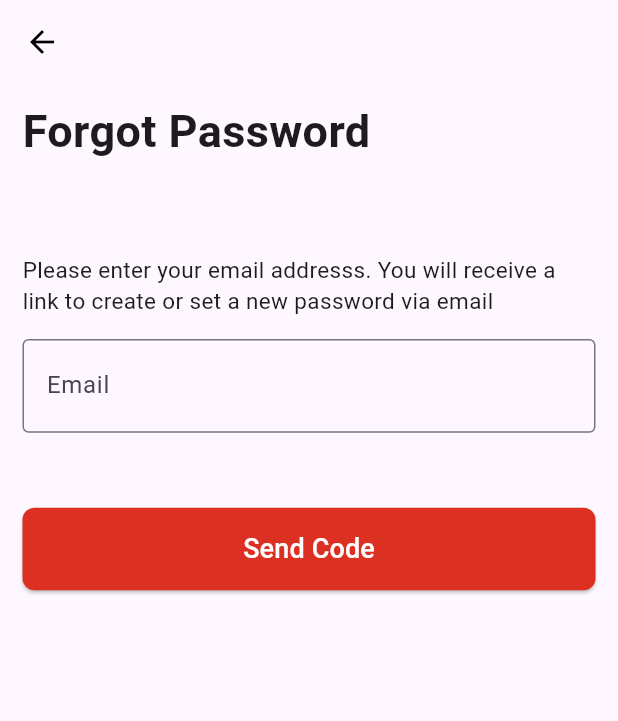
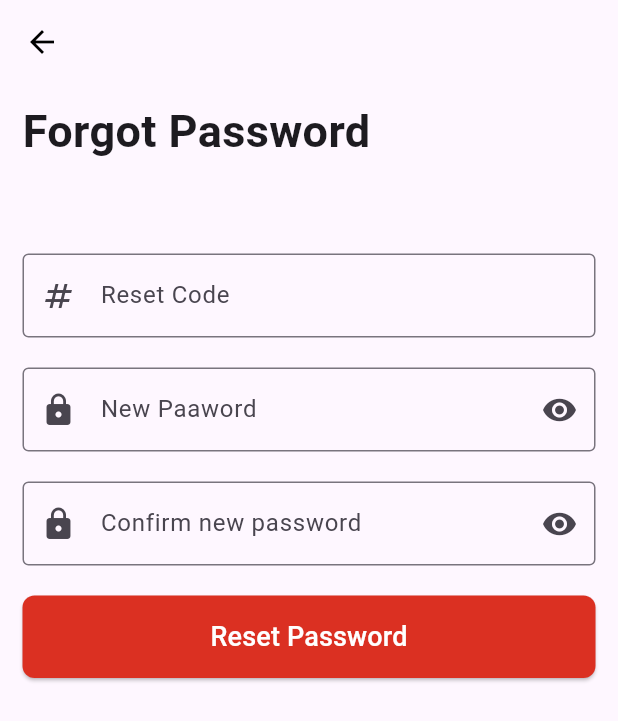
Before and after one commit to shallom-dot/ECommerce-App, a Flutter app: the RecoveryScreen screen opened directly, on a phone screen of 412 x 824 dp. Shown: the top 721 px of the screen. Run offline on Flutter 3.47's test engine with Material 3 defaults, Android fonts, the phone set to English and light mode, and no system bars; our stand-ins replace introduction_screen.

Commit message:
recovery screen

```diff
--- a/lib/screens/recovery_screen.dart
+++ b/lib/screens/recovery_screen.dart
@@ -9,10 +9,6 @@ class RecoveryScreen extends StatefulWidget {
 }
 
 class _ForgotPasswordScreenState extends State<RecoveryScreen> {
-
-  bool clrButton = false;
-
-  TextEditingController  emailController = TextEditingController();
 
   @override
   Widget build(BuildContext context) {
@@ -35,33 +31,36 @@ class _ForgotPasswordScreenState extends State<RecoveryScreen> {
                 fontWeight: FontWeight.bold,
               ),),
               const SizedBox(height: 60),
-               const Text('Please enter your email addresss. You will receive a link to create or set a new password via email' ,
-              style: TextStyle(
-                fontSize: 15,
-              ),),
-              const SizedBox(height: 15,),
               TextFormField(
-                 controller : emailController,
-                onChanged: (value) {
-                  if (value != "") {
-                    setState(() {
-                      clrButton = true;
-                    });
-                  }
-                },
-                 decoration: InputDecoration(
-                          labelText: 'Email',
+                 decoration: const InputDecoration(
+                          labelText: 'Reset Code',
                           border:  OutlineInputBorder(),
-                          suffix: InkWell(
-                            onTap: () {
-                              setState(() {
-                             emailController.clear();                              });
-                            },
-                            child: const Icon(Icons.cancel,
-                            color: Color(0xFFDB3022),))
+                            prefixIcon: Icon(Icons.numbers),
                         ),
                       ),
-                  const SizedBox(height: 50,),
+
+  const SizedBox(height: 20,),
+              TextFormField(
+                 decoration: const InputDecoration(
+                          labelText: 'New Paaword',
+                          border:  OutlineInputBorder(),
+                          prefixIcon: Icon(Icons.lock),
+                        suffixIcon: Icon(Icons.remove_red_eye),
+                        ),
+                      ),
+
+                        const SizedBox(height: 20,),
+              TextFormField(
+                 decoration: const InputDecoration(
+                          labelText: 'Confirm new password',
+                          border:  OutlineInputBorder(),
+                          prefixIcon: Icon(Icons.lock),
+                        suffixIcon: Icon(Icons.remove_red_eye),
+
+                  )
+                        ),
+             const SizedBox(height: 20,),
+
                        ElevatedButton(onPressed: () {
             // Navigator.push(context, MaterialPageRoute(builder: (context) => const RecoveryScreen()));
             },
@@ -73,12 +72,11 @@ class _ForgotPasswordScreenState extends State<RecoveryScreen> {
               )
 
              ),
-             child: const Text("Send Code",
+             child: const Text("Reset Password",
               style: TextStyle(fontSize: 18, color: Colors.white),),
              ),
 
-            ],
-          ),
+         ] ),
         ),
       ),
     );
```
